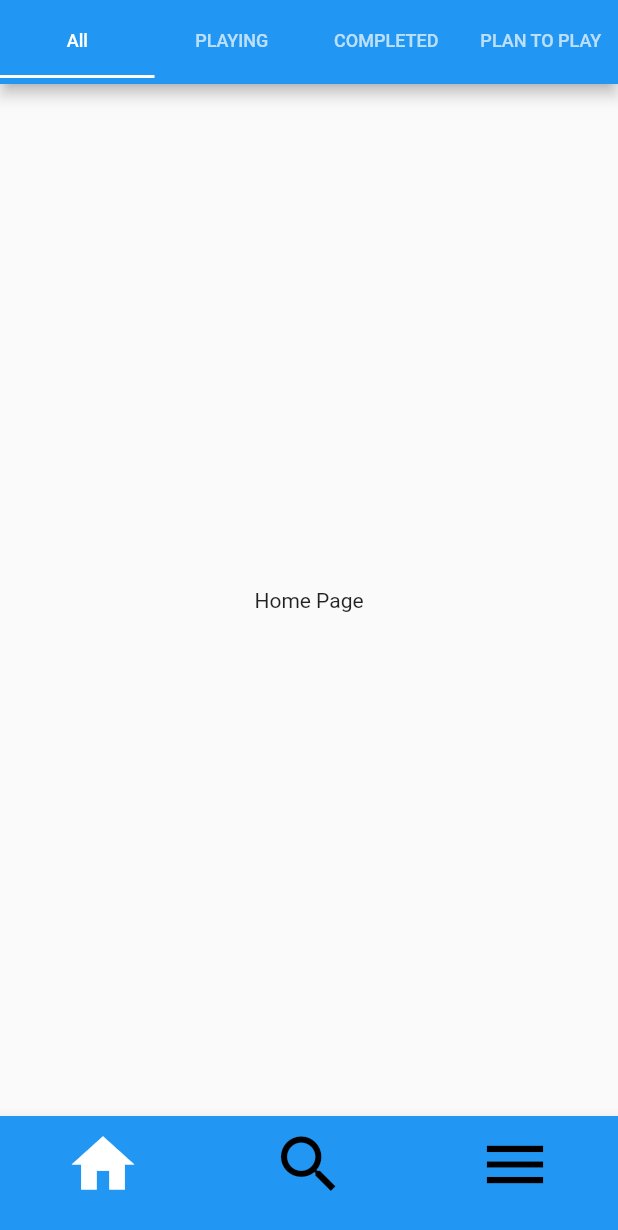
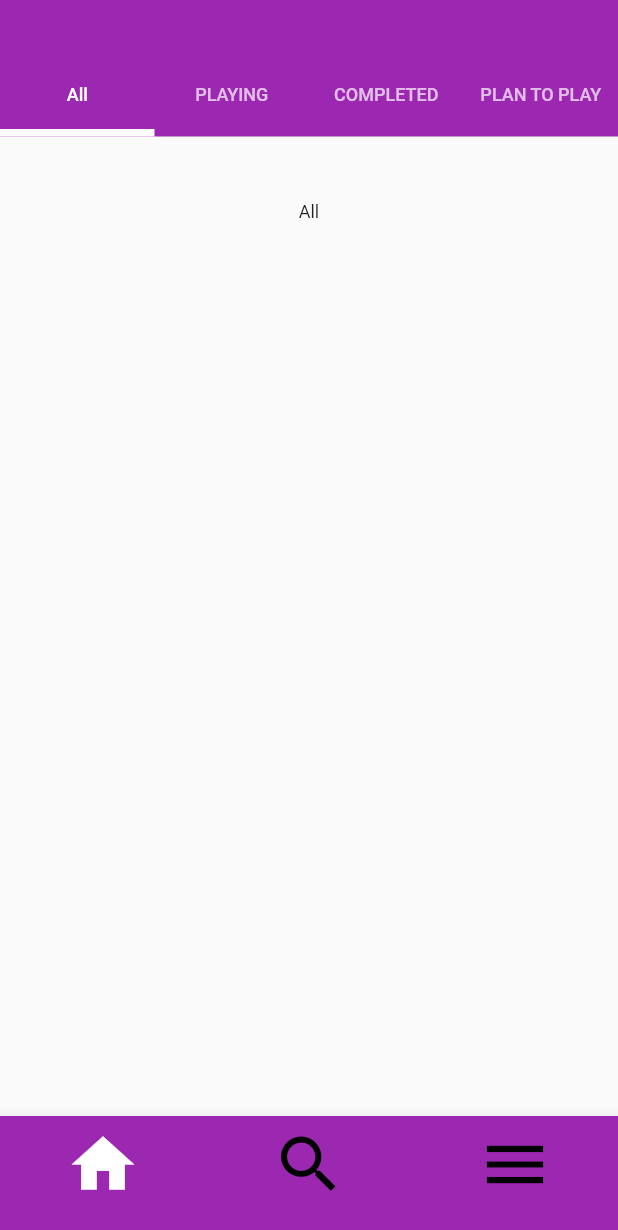
Before and after one commit to rehan-code/CIS4030, a Flutter app: the screen it shows after launch, on a phone screen of 412 x 824 dp. Shown: the top 1230 px of the screen. Run offline on Flutter 3.47's test engine with Material 2 defaults, Android fonts, the phone set to English and light mode, and no system bars.

Commit message:
updated the navigation such that the top bar only shows up on the home page

```diff
--- a/lib/view/pages/home_page.dart
+++ b/lib/view/pages/home_page.dart
@@ -1,11 +1,14 @@
 import 'package:flutter/material.dart';
+import '/view/widgets/home_widget.dart';
 
 class HomePage extends StatefulWidget{
   static const List<Widget> _widgetOptions = <Widget>[
-    Center(child: Text('Home Page',)),
+    HomeWidget(),
     Center(child: Text('Schedule Page',)),
     Center(child: Text('List Page',)),
   ];
+
+  const HomePage({Key? key}) : super(key: key);
 
   @override
   State<HomePage> createState() => _HomePageState();
@@ -25,29 +28,15 @@ class _HomePageState extends State<HomePage> {
     return MaterialApp(
       title: 'Welcome to Flutter',
       debugShowCheckedModeBanner: false,
-      home: DefaultTabController(
-        length: 4,
-        child: Scaffold(
-          appBar: AppBar(
-            titleSpacing: 0,
-            title: const TabBar(
-              labelPadding: EdgeInsets.zero,
-              tabs: [
-                Tab(icon: Text("All", style: TextStyle(fontSize: 12),),),
-                Tab(icon: Text("PLAYING", style: TextStyle(fontSize: 12),),),
-                Tab(icon: Text("COMPLETED", style: TextStyle(fontSize: 12),),),
-                Tab(icon: Text("PLAN TO PLAY", style: TextStyle(fontSize: 12),),),
-              ],
-            ),
-          ),
+      home: Scaffold(
         body: HomePage._widgetOptions.elementAt(_selectedIndex),
         bottomNavigationBar: BottomNavigationBar(
           currentIndex: _selectedIndex,
           selectedItemColor: Colors.white,
-            backgroundColor: Colors.blue,
+          backgroundColor: Colors.purple,
           unselectedItemColor: Colors.black,
           onTap: _onItemTapped,
-            items: [
+          items: const [
             BottomNavigationBarItem(
               icon: Icon(Icons.home, size: 50,),
               label: '',
@@ -63,7 +52,6 @@ class _HomePageState extends State<HomePage> {
           ],
         ),
       ),
-      ),
     );
   }
 }
--- /dev/null
+++ b/lib/view/widgets/home_widget.dart
@@ -0,0 +1,54 @@
+import 'package:flutter/material.dart';
+
+class HomeWidget extends StatefulWidget {
+  const HomeWidget({ Key? key }) : super(key: key);
+
+  @override
+  State<HomeWidget> createState() => _HomeWidgetState();
+}
+
+class _HomeWidgetState extends State<HomeWidget> with SingleTickerProviderStateMixin {
+  late TabController _controller;
+
+  @override
+  void initState(){
+    super.initState();
+    _controller = TabController(length: 4, vsync: this);
+  }
+  @override
+  Widget build(BuildContext context) {
+    return Column(
+      children: [
+        Container(
+          color: Colors.purple,
+          child: TabBar(
+              labelPadding: EdgeInsets.only(top: 40),
+              labelColor: Colors.white,
+              indicatorColor: Colors.white,
+              indicatorWeight: 5,
+              controller: _controller,
+              tabs: const [
+                Tab(icon: Text("All", style: TextStyle(fontSize: 12),),),
+                Tab(icon: Text("PLAYING", style: TextStyle(fontSize: 12),),),
+                Tab(icon: Text("COMPLETED", style: TextStyle(fontSize: 12),),),
+                Tab(icon: Text("PLAN TO PLAY", style: TextStyle(fontSize: 12),),),
+              ],
+            ),
+        ),
+        Container(
+          height: 100,
+          child: TabBarView(
+            controller: _controller,
+            children: const [
+              Center(child: Text("All", style: TextStyle(fontSize: 12),)),
+              Center(child: Text("PLAYING", style: TextStyle(fontSize: 12),)),
+              Center(child: Text("COMPLETED", style: TextStyle(fontSize: 12),)),
+              Center(child: Text("PLAN TO PLAY", style: TextStyle(fontSize: 12),)),
+
+            ]
+          ),
+        ),
+      ],
+    );
+  }
+}
```
Lines whose indentation alone changed are shown as unchanged.
